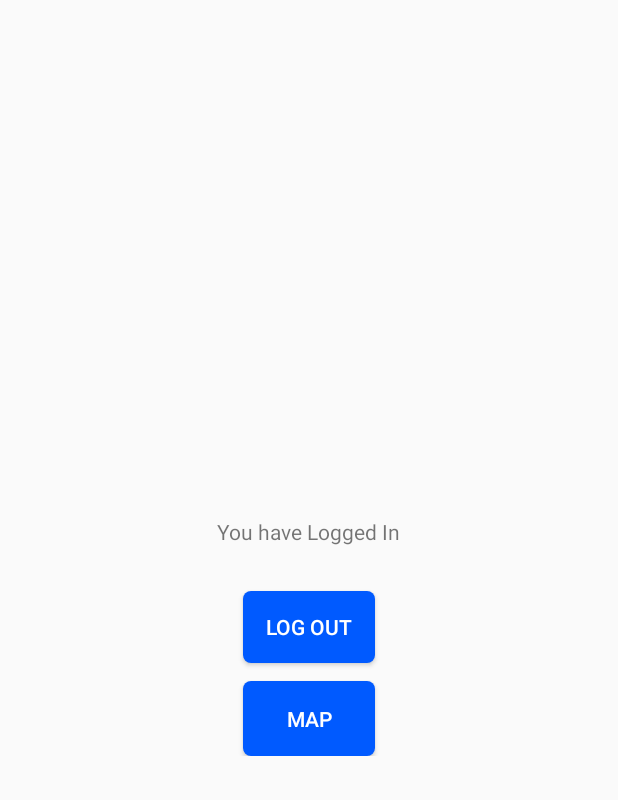
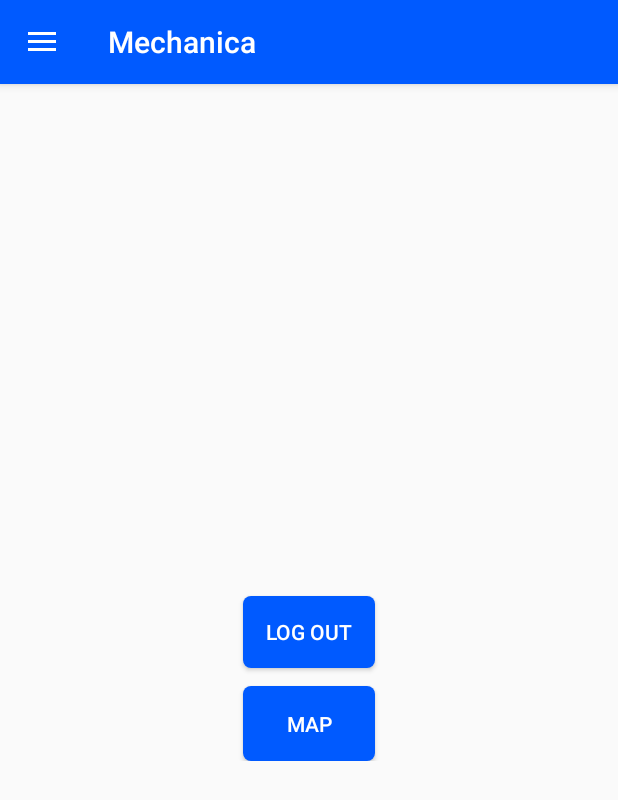
Before and after one commit to MUHAMMADAQIB96/Mechanica, an Android app: the MainActivity screen opened directly, with no data from a screen before it, on a phone screen of 412 x 824 dp. Shown: the top 800 px of the screen. Run offline under Robolectric (Android 15) with nearby library versions, the phone set to English and light mode, and no system bars; our stand-ins replace ButterKnife, CircleImageView, Firebase (no records; nobody signed in at launch, a user with empty details on screens opened directly); libraries missing offline, so code that uses them is left out: io.paperdb; 4 statements that could not run were skipped.

Commit message:
navigation drawer added and updated inforamtion is shown on specific fields

```diff
--- a/app/build.gradle
+++ b/app/build.gradle
@@ -30,6 +30,7 @@ dependencies {
     implementation fileTree(dir: 'libs', include: ['*.jar'])
     //noinspection GradleCompatible
     implementation 'com.android.support:appcompat-v7:28.0.0'
+    implementation 'com.android.support:design:28.0.0'
     implementation 'com.android.support.constraint:constraint-layout:1.1.3'
     implementation 'com.android.support:support-annotations:28.0.0'
     implementation 'com.android.support:support-v4:28.0.0'
@@ -51,6 +52,10 @@ dependencies {
     implementation 'com.google.android.gms:play-services-location:16.0.0'
     implementation 'com.google.android.gms:play-services-places:16.0.0'
 
+    /********************circular image view************************/
+    implementation 'de.hdodenhof:circleimageview:2.2.0'
+
+
     /********************permission dispatcher************************/
     implementation "com.github.hotchemi:permissionsdispatcher:3.0.0"
     annotationProcessor "com.github.hotchemi:permissionsdispatcher-processor:3.0.0"
--- /dev/null
+++ b/app/src/main/java/com/example/fyp/mechanica/BaseDrawerActivity.java
@@ -0,0 +1,167 @@
+package com.example.fyp.mechanica;
+
+import android.content.Intent;
+import android.content.res.Configuration;
+import android.support.design.widget.NavigationView;
+import android.support.v4.widget.DrawerLayout;
+import android.support.v7.app.ActionBarDrawerToggle;
+import android.support.v7.app.AppCompatActivity;
+import android.os.Bundle;
+import android.view.LayoutInflater;
+import android.view.Menu;
+import android.view.MenuItem;
+import android.view.View;
+import android.view.ViewGroup;
+import android.widget.FrameLayout;
+import android.widget.TextView;
+
+import com.example.fyp.mechanica.helpers.Constants;
+import com.example.fyp.mechanica.models.User;
+import com.google.firebase.auth.FirebaseAuth;
+
+import de.hdodenhof.circleimageview.CircleImageView;
+import io.paperdb.Paper;
+
+public class BaseDrawerActivity extends AppCompatActivity implements MenuItem.OnMenuItemClickListener {
+
+    private FrameLayout view_stub;
+    private NavigationView navigation_view;
+    private DrawerLayout mDrawerLayout;
+    private ActionBarDrawerToggle mDrawerToggle;
+    private Menu drawerMenu;
+
+    @Override
+    protected void onCreate(Bundle savedInstanceState) {
+        super.onCreate(savedInstanceState);
+        super.setContentView(R.layout.activity_base_drawer);
+        view_stub = (FrameLayout) findViewById(R.id.view_stub);
+        navigation_view = (NavigationView) findViewById(R.id.navigation_view);
+        mDrawerLayout = (DrawerLayout) findViewById(R.id.drawer_layout);
+        mDrawerToggle = new ActionBarDrawerToggle(this, mDrawerLayout, 0, 0);
+        mDrawerLayout.addDrawerListener(mDrawerToggle);
+
+//        mDrawerToggle.getDrawerArrowDrawable().setColor(getResources().getColor(R.color.actionBarText));
+
+        navigation_view.inflateMenu(R.menu.menu_drawer_item_list);
+        View view =  navigation_view.inflateHeaderView(R.layout.nav_header);
+        CircleImageView civUserPhoto = view.findViewById(R.id.civ_user_photo);
+        TextView tvUserName = view.findViewById(R.id.tv_username);
+        TextView tvUserRole = view.findViewById(R.id.tv_user_role);
+
+        User currentUser = Paper.book().read(Constants.CURR_USER_KEY);
+        tvUserName.setText(currentUser.name);
+
+        if (currentUser.userRole.equals("Customer")) {
+            tvUserRole.setText("Customer");
+
+        } else {
+            tvUserRole.setText("Mechanic");
+        }
+//        if (currentUser.roleId == 0) {
+//            navigation_view.inflateMenu(R.menu.player_drawer_menu_items);
+//
+//        } else {
+//            navigation_view.inflateMenu(R.menu.club_drawer_menu_items);
+//        }
+//
+        if(getSupportActionBar() != null){
+            getSupportActionBar().setDisplayHomeAsUpEnabled(true);
+        }
+
+        drawerMenu = navigation_view.getMenu();
+        for(int i = 0; i < drawerMenu.size(); i++) {
+            drawerMenu.getItem(i).setOnMenuItemClickListener(this);
+        }
+        // and so on...
+    }
+
+    @Override
+    protected void onPostCreate(Bundle savedInstanceState) {
+        super.onPostCreate(savedInstanceState);
+        mDrawerToggle.syncState();
+    }
+
+    @Override
+    public void onConfigurationChanged(Configuration newConfig) {
+        super.onConfigurationChanged(newConfig);
+        mDrawerToggle.onConfigurationChanged(newConfig);
+    }
+
+    /* Override all setContentView methods to put the content view to the FrameLayout view_stub
+     * so that, we can make other activity implementations looks like normal activity subclasses.
+     */
+    @Override
+    public void setContentView(int layoutResID) {
+        if (view_stub != null) {
+            LayoutInflater inflater = (LayoutInflater) getSystemService(LAYOUT_INFLATER_SERVICE);
+            ViewGroup.LayoutParams lp = new ViewGroup.LayoutParams(
+                    ViewGroup.LayoutParams.MATCH_PARENT,
+                    ViewGroup.LayoutParams.MATCH_PARENT);
+            View stubView = inflater.inflate(layoutResID, view_stub, false);
+            view_stub.addView(stubView, lp);
+        }
+    }
+
+    @Override
+    public void setContentView(View view) {
+        if (view_stub != null) {
+            ViewGroup.LayoutParams lp = new ViewGroup.LayoutParams(
+                    ViewGroup.LayoutParams.MATCH_PARENT,
+                    ViewGroup.LayoutParams.MATCH_PARENT);
+            view_stub.addView(view, lp);
+        }
+    }
+
+    @Override
+    public void setContentView(View view, ViewGroup.LayoutParams params) {
+        if (view_stub != null) {
+            view_stub.addView(view, params);
+        }
+    }
+
+    @Override
+    public boolean onCreateOptionsMenu(Menu menu) {
+
+        return super.onCreateOptionsMenu(menu);
+    }
+
+    @Override
+    public boolean onOptionsItemSelected(MenuItem item) {
+
+        // Pass the event to ActionBarDrawerToggle, if it returns
+        // true, then it has handled the app icon touch event
+        if (mDrawerToggle.onOptionsItemSelected(item)) {
+            return true;
+        }
+        // Handle your other action bar items...
+
+        switch (item.getItemId()) {
+
+        }
+        return super.onOptionsItemSelected(item);
+    }
+
+    @Override
+    public boolean onMenuItemClick(MenuItem item) {
+
+        // set item as selected to persist highlight
+        item.setChecked(true);
+
+        switch (item.getItemId()) {
+            case R.id.menu_drawer_item_update:
+                startActivity(new Intent(this, UpdateProfileActivity.class));
+                break;
+
+            case R.id.menu_drawer_item_sign_out:
+                FirebaseAuth.getInstance().signOut();
+                Intent intent = new Intent(this, LoginActivity.class);
+                intent.setFlags(Intent.FLAG_ACTIVITY_NEW_TASK | Intent.FLAG_ACTIVITY_CLEAR_TASK);
+                Paper.book().delete(Constants.CURR_USER_KEY);
+                startActivity(intent);
+                finish();
+
+        }
+
+        return false;
+    }
+}
--- a/app/src/main/java/com/example/fyp/mechanica/MainActivity.java
+++ b/app/src/main/java/com/example/fyp/mechanica/MainActivity.java
@@ -23,7 +23,7 @@ import butterknife.ButterKnife;
 import butterknife.OnClick;
 import io.paperdb.Paper;
 
-public class MainActivity extends FragmentActivity {
+public class MainActivity extends BaseDrawerActivity {
 
     public static final int ERROR_DIALOG_REQUEST = 9001;
 
--- a/app/src/main/java/com/example/fyp/mechanica/UpdateProfileActivity.java
+++ b/app/src/main/java/com/example/fyp/mechanica/UpdateProfileActivity.java
@@ -39,8 +39,12 @@ public class UpdateProfileActivity extends AppCompatActivity {
         currUser = Paper.book().read(Constants.CURR_USER_KEY);
         dbRef = FirebaseDatabase.getInstance().getReference();
 
-//        dbRef.child("users").child(currUser.id)
 
+        if (currUser.vehicle != null) {
+            etModel.setText(currUser.vehicle.model);
+            etMake.setText(currUser.vehicle.make);
+            etType.setText(currUser.vehicle.type);
+        }
     }
 
     @OnClick(R.id.btn_submit)
--- /dev/null
+++ b/app/src/main/res/drawable/ic_exit_to_app_24dp.xml
@@ -0,0 +1,9 @@
+<vector xmlns:android="http://schemas.android.com/apk/res/android"
+        android:width="24dp"
+        android:height="24dp"
+        android:viewportWidth="24.0"
+        android:viewportHeight="24.0">
+    <path
+        android:fillColor="#66000000"
+        android:pathData="M10.09,15.59L11.5,17l5,-5 -5,-5 -1.41,1.41L12.67,11H3v2h9.67l-2.58,2.59zM19,3H5c-1.11,0 -2,0.9 -2,2v4h2V5h14v14H5v-4H3v4c0,1.1 0.89,2 2,2h14c1.1,0 2,-0.9 2,-2V5c0,-1.1 -0.9,-2 -2,-2z"/>
+</vector>
--- /dev/null
+++ b/app/src/main/res/drawable/ic_new_releases_24dp.xml
@@ -0,0 +1,9 @@
+<vector xmlns:android="http://schemas.android.com/apk/res/android"
+        android:width="24dp"
+        android:height="24dp"
+        android:viewportWidth="24.0"
+        android:viewportHeight="24.0">
+    <path
+        android:fillColor="#66000000"
+        android:pathData="M23,12l-2.44,-2.78 0.34,-3.68 -3.61,-0.82 -1.89,-3.18L12,3 8.6,1.54 6.71,4.72l-3.61,0.81 0.34,3.68L1,12l2.44,2.78 -0.34,3.69 3.61,0.82 1.89,3.18L12,21l3.4,1.46 1.89,-3.18 3.61,-0.82 -0.34,-3.68L23,12zM13,17h-2v-2h2v2zM13,13h-2L11,7h2v6z"/>
+</vector>
--- /dev/null
+++ b/app/src/main/res/drawable/ic_person_24dp.xml
@@ -0,0 +1,9 @@
+<vector xmlns:android="http://schemas.android.com/apk/res/android"
+        android:width="24dp"
+        android:height="24dp"
+        android:viewportWidth="24.0"
+        android:viewportHeight="24.0">
+    <path
+        android:fillColor="#66000000"
+        android:pathData="M12,12c2.21,0 4,-1.79 4,-4s-1.79,-4 -4,-4 -4,1.79 -4,4 1.79,4 4,4zM12,14c-2.67,0 -8,1.34 -8,4v2h16v-2c0,-2.66 -5.33,-4 -8,-4z"/>
+</vector>
--- /dev/null
+++ b/app/src/main/res/drawable/ic_reply_24dp.xml
@@ -0,0 +1,9 @@
+<vector xmlns:android="http://schemas.android.com/apk/res/android"
+        android:width="24dp"
+        android:height="24dp"
+        android:viewportWidth="24.0"
+        android:viewportHeight="24.0">
+    <path
+        android:fillColor="#66000000"
+        android:pathData="M10,9V5l-7,7 7,7v-4.1c5,0 8.5,1.6 11,5.1 -1,-5 -4,-10 -11,-11z"/>
+</vector>
--- /dev/null
+++ b/app/src/main/res/layout/activity_base_drawer.xml
@@ -0,0 +1,23 @@
+<?xml version="1.0" encoding="utf-8"?>
+<android.support.v4.widget.DrawerLayout
+    android:id="@+id/drawer_layout"
+    xmlns:android="http://schemas.android.com/apk/res/android"
+    android:layout_width="match_parent"
+    android:layout_height="match_parent"
+    xmlns:app="http://schemas.android.com/apk/res-auto">
+
+    <FrameLayout
+        android:id="@+id/view_stub"
+        android:layout_width="match_parent"
+        android:layout_height="match_parent">
+
+    </FrameLayout>
+
+    <android.support.design.widget.NavigationView
+        android:id="@+id/navigation_view"
+        android:layout_width="240dp"
+        android:layout_height="match_parent"
+        android:layout_gravity="start"
+        />
+
+</android.support.v4.widget.DrawerLayout>
--- a/app/src/main/res/layout/activity_main.xml
+++ b/app/src/main/res/layout/activity_main.xml
@@ -21,12 +21,6 @@
             android:textSize="@dimen/font_large"
             android:text="username"/>
 
-        <TextView
-            android:layout_width="wrap_content"
-            android:layout_height="wrap_content"
-            android:text="You have Logged In"
-            android:layout_marginBottom="@dimen/spacing_big" />
-
         <Button
             android:id="@+id/btn_log_out"
             android:layout_width="wrap_content"
--- /dev/null
+++ b/app/src/main/res/menu/menu_drawer_item_list.xml
@@ -0,0 +1,23 @@
+<?xml version="1.0" encoding="utf-8"?>
+<menu xmlns:android="http://schemas.android.com/apk/res/android">
+
+    <item
+        android:id="@+id/menu_drawer_item_update"
+        android:title="Update Profile"
+        android:icon="@drawable/ic_person_24dp"/>
+
+    <item android:id="@+id/menu_drawer_item_about"
+        android:title="About"
+        android:icon="@drawable/ic_new_releases_24dp" />
+
+    <item
+        android:id="@+id/menu_drawer_item_feedback"
+        android:title="Feedback"
+        android:icon="@drawable/ic_reply_24dp"/>
+
+    <item
+        android:id="@+id/menu_drawer_item_sign_out"
+        android:title="Sign out"
+        android:icon="@drawable/ic_exit_to_app_24dp"/>
+
+</menu>
--- a/app/src/main/res/values/colors.xml
+++ b/app/src/main/res/values/colors.xml
@@ -1,8 +1,8 @@
 <?xml version="1.0" encoding="utf-8"?>
 <resources>
-    <color name="colorPrimary">#3F51B5</color>
+    <color name="colorPrimary">#005AFF</color>
     <color name="colorPrimaryDark">#000</color>
-    <color name="colorAccent">#FF4081</color>
+    <color name="colorAccent">#005AFF</color>
 
     <color name="blue">#005AFF</color>
     <color name="white">#fff</color>
--- a/app/src/main/res/values/styles.xml
+++ b/app/src/main/res/values/styles.xml
@@ -8,4 +8,11 @@
         <item name="colorAccent">@color/blue</item>
     </style>
 
+    <style name="AppTheme.ActionBar" parent="Theme.AppCompat.Light.DarkActionBar">
+        <!-- Customize your theme here. -->
+        <item name="colorPrimary">@color/colorPrimary</item>
+        <item name="colorPrimaryDark">@color/colorPrimaryDark</item>
+        <item name="colorAccent">@color/blue</item>
+    </style>
+
 </resources>
```
Also changed, not shown: app/src/main/AndroidManifest.xml (+5 -2 lines), app/src/main/java/com/example/fyp/mechanica/MapActivity.java (+9 -9 lines), app/src/main/res/drawable/ic_mode_edit_24dp.xml (added, +9 -0 lines), app/src/main/res/layout/nav_header.xml (added, +47 -0 lines), app/src/main/res/drawable-v24/avatar.png (added).
